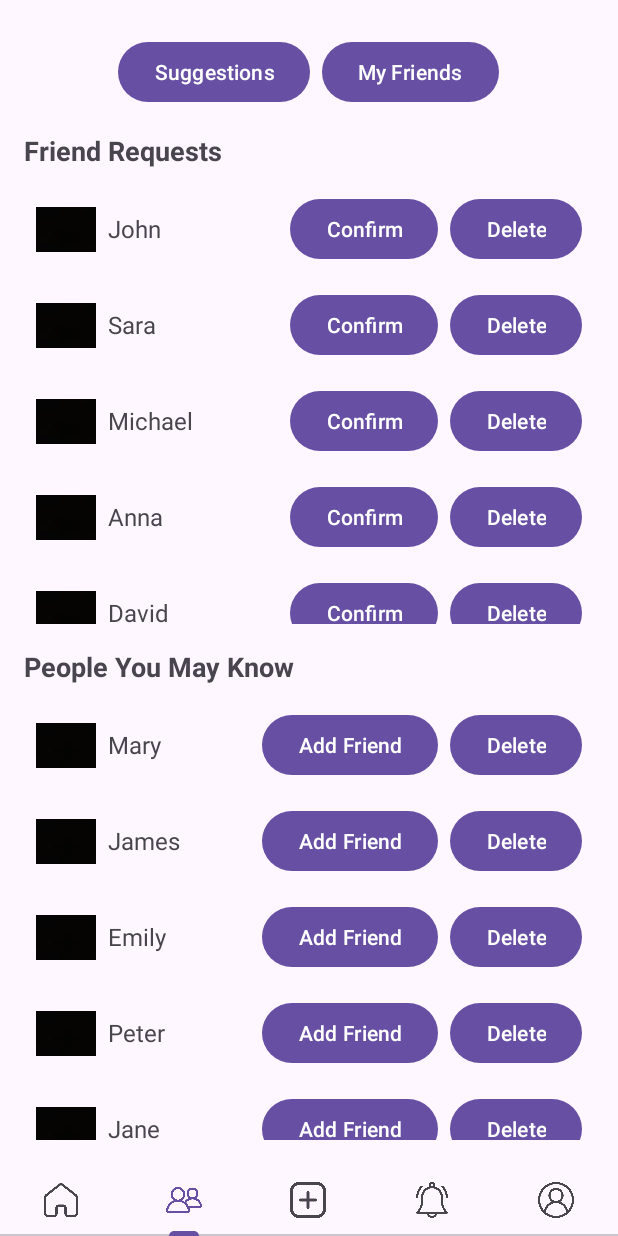
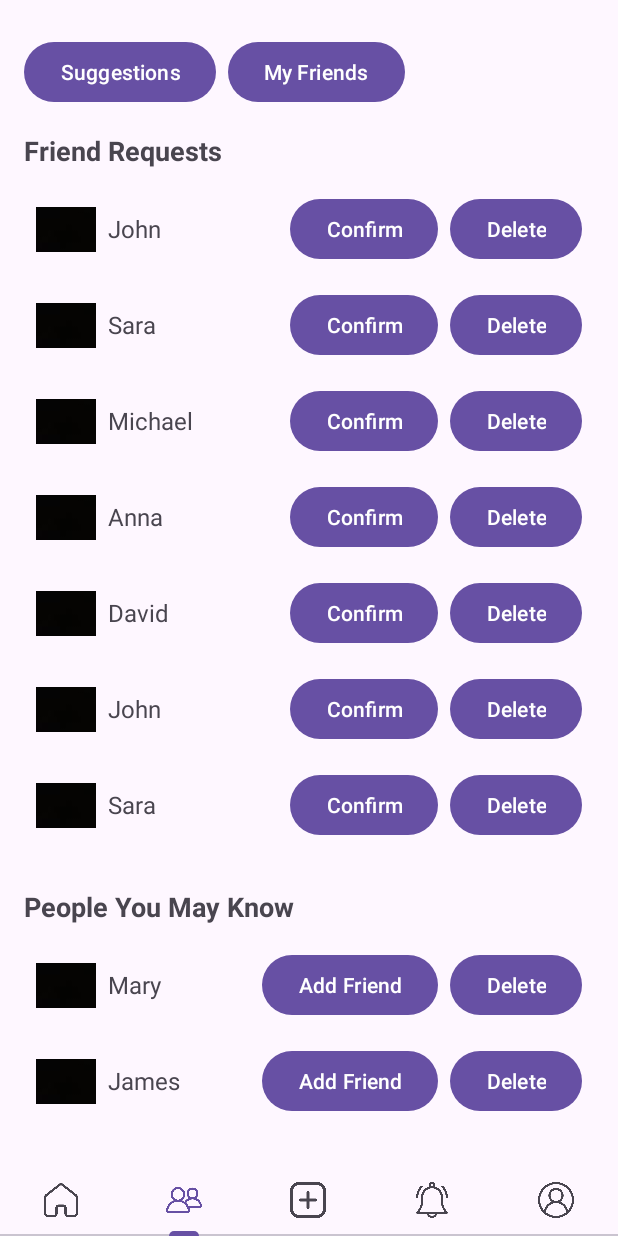
Before and after one commit to 22BI13371/facebook-client-project, an Android app: the screen it shows after launch (MainActivity), item 2 of the bottom bar chosen, on a phone screen of 412 x 824 dp. Run offline under Robolectric (Android 15) with nearby library versions, the light colour scheme and no system bars; libraries missing offline, so code that uses them is left out: com.facebook, com.facebook.login.

Commit message:
minor changes

```diff
--- a/app/src/main/java/vn/edu/usth/facebookclient/MainActivity.java
+++ b/app/src/main/java/vn/edu/usth/facebookclient/MainActivity.java
@@ -49,6 +49,7 @@ public class MainActivity extends AppCompatActivity {
         ViewPager2 viewPager = findViewById(R.id.pager);
         viewPager.setOffscreenPageLimit(5);
         viewPager.setAdapter(adapter);
+        viewPager.setUserInputEnabled(false);
 
         TabLayout tabLayout = findViewById(R.id.tab_layout);
         new TabLayoutMediator(tabLayout, viewPager, (tab, position) -> {
--- a/app/src/main/java/vn/edu/usth/facebookclient/friend_list.java
+++ b/app/src/main/java/vn/edu/usth/facebookclient/friend_list.java
@@ -48,7 +48,7 @@ public class friend_list extends Fragment {
         peopleYouMayKnowRecyclerView.setLayoutManager(new LinearLayoutManager(getContext()));
 
         // Sample data for friend requests and people you may know
-        List<String> friendRequests = Arrays.asList("John", "Sara", "Michael", "Anna", "David");
+        List<String> friendRequests = Arrays.asList("John", "Sara", "Michael", "Anna", "David", "John", "Sara", "Michael", "Anna", "David");
         List<String> peopleYouMayKnow = Arrays.asList("Mary", "James", "Emily", "Peter", "Jane");
 
         // Set the adapters
--- a/app/src/main/res/layout/fragment_friend_list.xml
+++ b/app/src/main/res/layout/fragment_friend_list.xml
@@ -17,8 +17,7 @@
         android:layout_width="match_parent"
         android:layout_height="wrap_content"
         android:orientation="horizontal"
-        android:gravity="center"
-        android:padding="8dp">
+        android:paddingVertical="8dp">
 
         <Button
             android:id="@+id/suggestionsButton"
```
